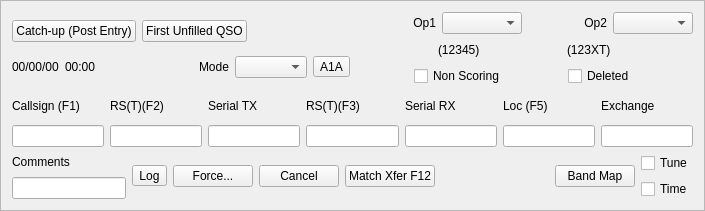
First picture: the form in mqt/MqtLogger/qsologframe.ui, repository zsteva/backup-minos2, before the edit.
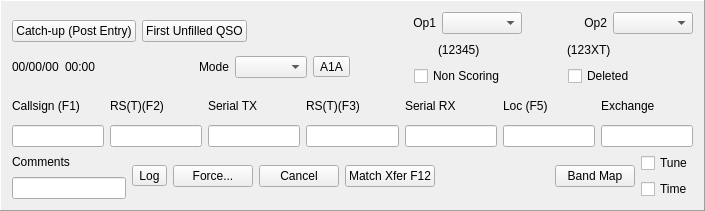
Second picture: the form after the edit.

Patch:
```diff
--- a/mqt/MqtLogger/qsologframe.ui
+++ b/mqt/MqtLogger/qsologframe.ui
@@ -14,11 +14,14 @@
    <string>Frame</string>
   </property>
   <property name="frameShape">
-   <enum>QFrame::StyledPanel</enum>
+   <enum>QFrame::Panel</enum>
   </property>
   <property name="frameShadow">
    <enum>QFrame::Raised</enum>
   </property>
+  <property name="midLineWidth">
+   <number>1</number>
+  </property>
   <layout class="QVBoxLayout" name="verticalLayout_12">
    <item>
     <layout class="QHBoxLayout" name="horizontalLayout_6">
```
